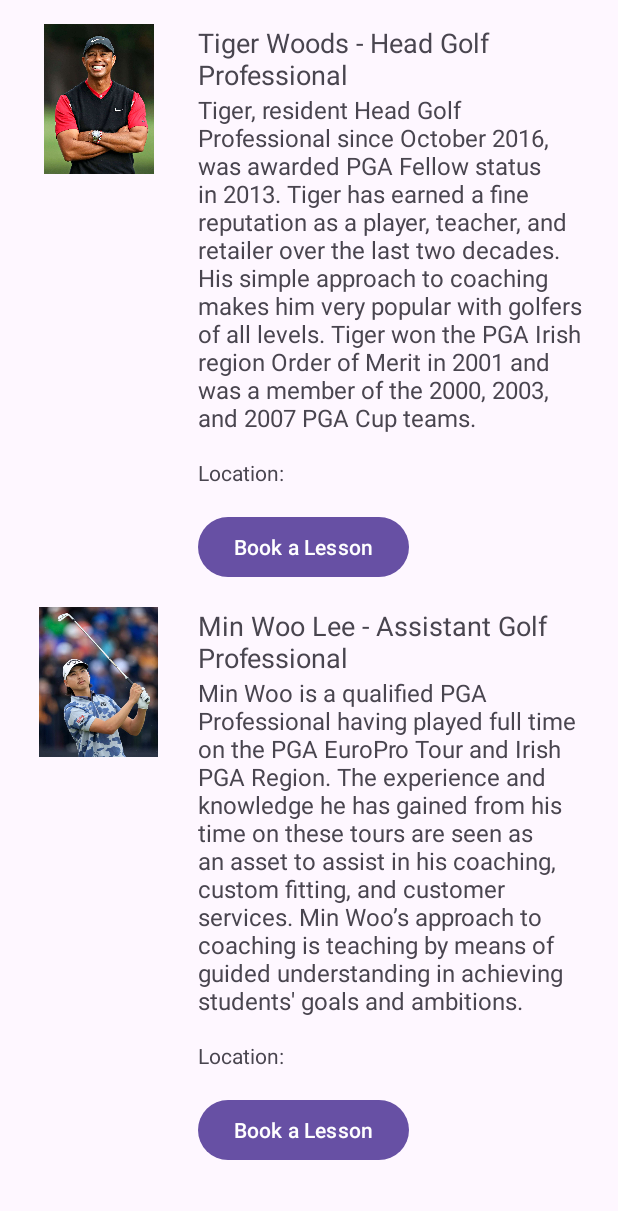
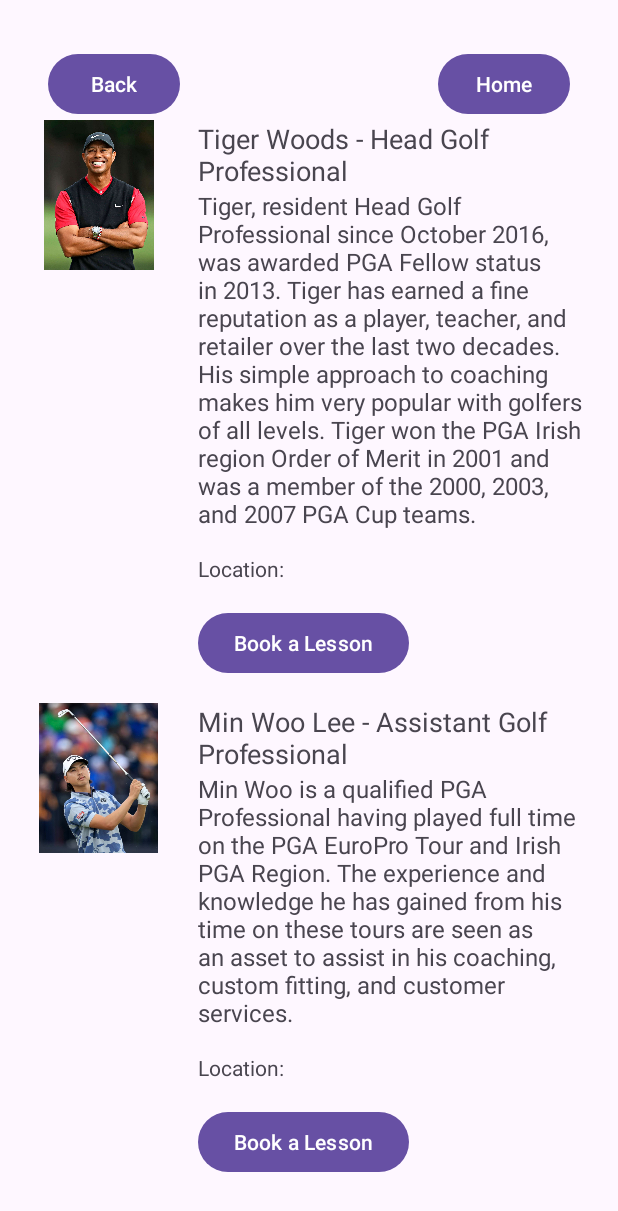
Before and after one commit to SamReilly01/Mobile-Assignment-App, an Android app: the OurTeamActivity screen opened directly, with no data from a screen before it, on a phone screen of 412 x 824 dp. Shown: the top 1211 px of the screen. Run offline under Robolectric (Android 15) with nearby library versions, the phone set to English and light mode, and no system bars.

Commit message:
Back and Home buttons added to OurTeam

```diff
--- a/app/src/main/java/com/example/assignment/OurTeamActivity.java
+++ b/app/src/main/java/com/example/assignment/OurTeamActivity.java
@@ -42,7 +42,6 @@ public class OurTeamActivity extends AppCompatActivity {
         TextView textViewTeamMember1Description = findViewById(R.id.textViewTeamMember1Description);
         Button buttonBookLesson1 = findViewById(R.id.buttonBookLesson1);
 
-        // Replace the placeholder content with actual data
         imageViewTeamMember1.setImageResource(R.drawable.tiger_image);
         textViewTeamMember1Role.setText("Tiger Woods - Head Golf Professional");
         textViewTeamMember1Description.setText("Tiger, resident Head Golf Professional since October 2016, was awarded PGA Fellow status in 2013. Tiger has earned a fine reputation as a player, teacher, and retailer over the last two decades. His simple approach to coaching makes him very popular with golfers of all levels. Tiger won the PGA Irish region Order of Merit in 2001 and was a member of the 2000, 2003, and 2007 PGA Cup teams.");
@@ -62,10 +61,9 @@ public class OurTeamActivity extends AppCompatActivity {
         TextView textViewTeamMember2Description = findViewById(R.id.textViewTeamMember2Description);
         Button buttonBookLesson2 = findViewById(R.id.buttonBookLesson2);
 
-        // Replace the placeholder content with actual data
         imageViewTeamMember2.setImageResource(R.drawable.minwoo_image);
         textViewTeamMember2Role.setText("Min Woo Lee - Assistant Golf Professional");
-        textViewTeamMember2Description.setText("Min Woo is a qualified PGA Professional having played full time on the PGA EuroPro Tour and Irish PGA Region. The experience and knowledge he has gained from his time on these tours are seen as an asset to assist in his coaching, custom fitting, and customer services. Min Woo’s approach to coaching is teaching by means of guided understanding in achieving students' goals and ambitions.");
+        textViewTeamMember2Description.setText("Min Woo is a qualified PGA Professional having played full time on the PGA EuroPro Tour and Irish PGA Region. The experience and knowledge he has gained from his time on these tours are seen as an asset to assist in his coaching, custom fitting, and customer services.");
 
         // Set click listener for Book a Lesson Button for Team Member 2
         buttonBookLesson2.setOnClickListener(new View.OnClickListener() {
@@ -73,6 +71,25 @@ public class OurTeamActivity extends AppCompatActivity {
             public void onClick(View view) {
                 // Implement the logic for booking a lesson for Team Member 2
                 openLessonBookingActivity();
+            }
+        });
+
+        // Home Button
+        Button buttonHome = findViewById(R.id.buttonHome);
+        buttonHome.setOnClickListener(new View.OnClickListener() {
+            @Override
+            public void onClick(View view) {
+                startActivity(new Intent(OurTeamActivity.this, MainActivity.class));
+                finish();
+            }
+        });
+
+        // Back Button
+        Button buttonBack = findViewById(R.id.buttonBack);
+        buttonBack.setOnClickListener(new View.OnClickListener() {
+            @Override
+            public void onClick(View view) {
+                onBackPressed();
             }
         });
     }
--- a/app/src/main/res/layout/activity_ourteam.xml
+++ b/app/src/main/res/layout/activity_ourteam.xml
@@ -1,17 +1,38 @@
 <!-- res/layout/activity_ourteam.xml -->
 
-<LinearLayout
+<RelativeLayout
     xmlns:android="http://schemas.android.com/apk/res/android"
     android:layout_width="match_parent"
     android:layout_height="match_parent"
-    android:orientation="vertical"
     android:padding="16dp">
 
-    <!-- Team Member 1 -->
+    <!-- Home Button -->
+    <Button
+        android:id="@+id/buttonHome"
+        android:layout_width="wrap_content"
+        android:layout_height="wrap_content"
+        android:layout_alignParentTop="true"
+        android:layout_alignParentEnd="true"
+        android:layout_marginTop="16dp"
+        android:layout_marginEnd="16dp"
+        android:text="Home"/>
+
+    <!-- Back Button -->
+    <Button
+        android:id="@+id/buttonBack"
+        android:layout_width="wrap_content"
+        android:layout_height="wrap_content"
+        android:layout_alignParentTop="true"
+        android:layout_alignParentStart="true"
+        android:layout_marginTop="16dp"
+        android:layout_marginStart="16dp"
+        android:text="Back"/>
+
     <RelativeLayout
         android:id="@+id/teamMember1Layout"
         android:layout_width="match_parent"
         android:layout_height="wrap_content"
+        android:layout_below="@id/buttonHome"
         android:layout_marginBottom="16dp">
 
         <ImageView
@@ -67,6 +88,7 @@
         android:id="@+id/teamMember2Layout"
         android:layout_width="match_parent"
         android:layout_height="wrap_content"
+        android:layout_below="@id/teamMember1Layout"
         android:layout_marginBottom="16dp">
 
         <ImageView
@@ -119,4 +141,4 @@
 
     <!-- Add more team members as needed -->
 
-</LinearLayout>
+</RelativeLayout>
```
